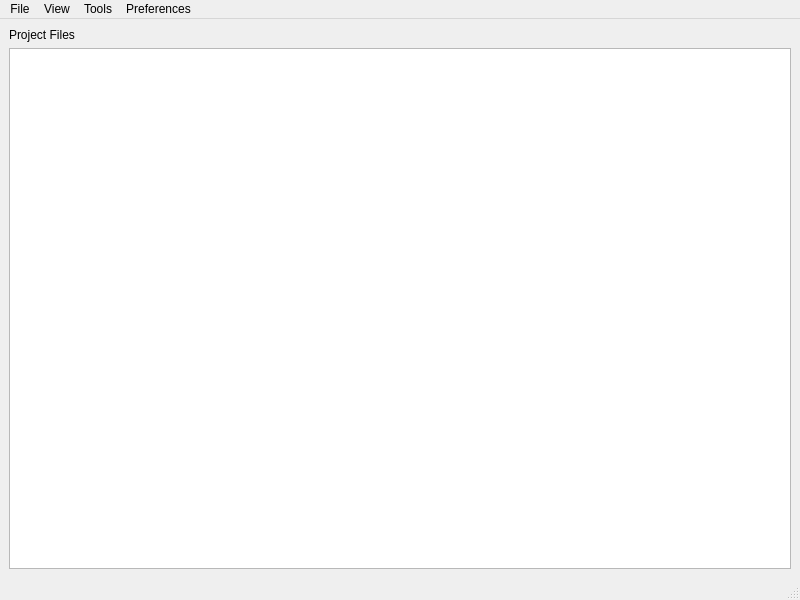
Above: ui/mainwindow.ui from vowstar/socstudio before the change. Below: the same form after it.
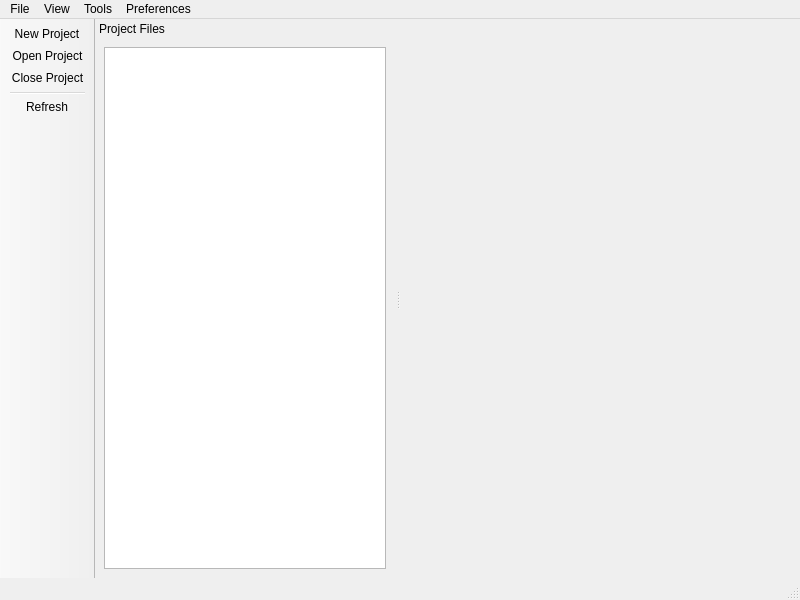
That is the form after the change. Icons and pictures are not drawn.

Commit message:
UI: adjust the mainwindow UI layout and icons
- Add toolbar to mainwindow
- Move the project file to the dockview
- Add action icons to toolbar

Diff of the .ui file:
```diff
--- a/ui/mainwindow.ui
+++ b/ui/mainwindow.ui
@@ -15,15 +15,8 @@
   </property>
   <widget class="QWidget" name="centralwidget">
    <layout class="QGridLayout" name="gridLayout_2">
-    <item row="1" column="0">
-     <widget class="QTreeView" name="treeViewProjectFile"/>
-    </item>
     <item row="0" column="0">
-     <widget class="QLabel" name="labelProjectFile">
-      <property name="text">
-       <string>Project Files</string>
-      </property>
-     </widget>
+     <layout class="QVBoxLayout" name="verticalLayout"/>
     </item>
    </layout>
   </widget>
@@ -70,6 +63,52 @@
    <addaction name="menuPreferences"/>
   </widget>
   <widget class="QStatusBar" name="statusbar"/>
+  <widget class="QDockWidget" name="dockWidgetProjectFile">
+   <property name="minimumSize">
+    <size>
+     <width>300</width>
+     <height>108</height>
+    </size>
+   </property>
+   <property name="features">
+    <set>QDockWidget::NoDockWidgetFeatures</set>
+   </property>
+   <property name="windowTitle">
+    <string extracomment="List of project files">Project Files</string>
+   </property>
+   <attribute name="dockWidgetArea">
+    <number>1</number>
+   </attribute>
+   <widget class="QWidget" name="dockWidgetContents">
+    <layout class="QGridLayout" name="gridLayout">
+     <item row="0" column="0">
+      <widget class="QTreeView" name="treeViewProjectFile"/>
+     </item>
+    </layout>
+   </widget>
+  </widget>
+  <widget class="QToolBar" name="toolBar">
+   <property name="windowTitle">
+    <string>toolBar</string>
+   </property>
+   <property name="movable">
+    <bool>false</bool>
+   </property>
+   <property name="floatable">
+    <bool>false</bool>
+   </property>
+   <attribute name="toolBarArea">
+    <enum>LeftToolBarArea</enum>
+   </attribute>
+   <attribute name="toolBarBreak">
+    <bool>false</bool>
+   </attribute>
+   <addaction name="actionNewProject"/>
+   <addaction name="actionOpenProject"/>
+   <addaction name="actionCloseProject"/>
+   <addaction name="separator"/>
+   <addaction name="actionRefresh"/>
+  </widget>
   <action name="actionNewProject">
    <property name="text">
     <string>&amp;New Project</string>
```
Left out of the diff: 17 changed lines with no effect on the pictures.
